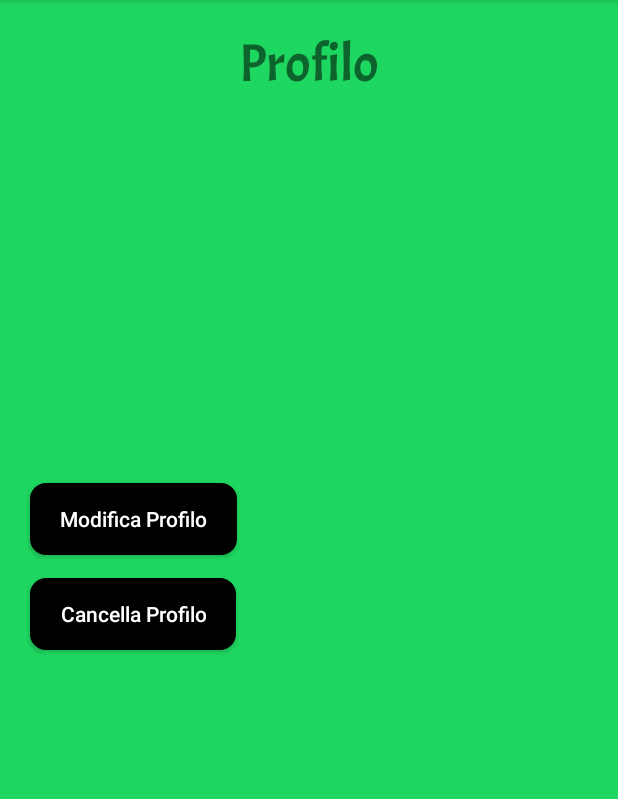
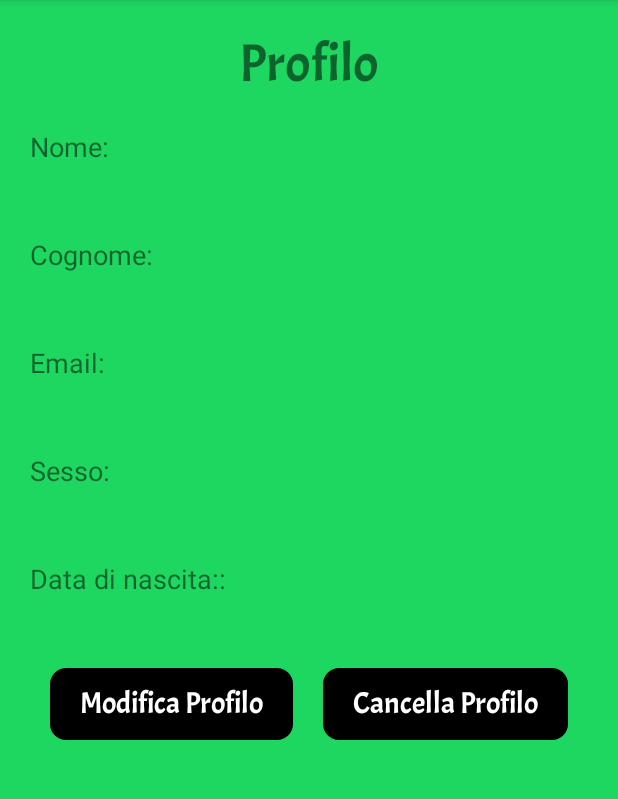
Before and after one commit to ddevin96/UniShare, an Android app: the screen it shows after launch (ProfiloActivity), after a tap on "GO TO PROFILE", on a phone screen of 412 x 824 dp, the part 84-883 px from its top. Run offline under Robolectric (Android 15) with nearby library versions, the phone set to English and light mode, and no system bars; our stand-ins replace Firebase (no records; nobody signed in at launch, a user with empty details on screens opened directly); 2 statements that could not run were skipped.

Commit message:
Grafica add post, commenti, login, post, profilo, registrazione, add bacheca, modifica commento dialogo, modifica post dialogo, modifica profilo dialogo

```diff
--- a/app/src/main/res/layout/activity_add_post_form.xml
+++ b/app/src/main/res/layout/activity_add_post_form.xml
@@ -46,7 +46,9 @@
 
         android:fontFamily="@font/acme"
         android:text="@string/share"
-        android:textSize="20sp" />
+        android:paddingRight="20dp"
+        android:paddingLeft="20dp"
+        android:textSize="20dp" />
 
 
 </LinearLayout>
--- a/app/src/main/res/layout/activity_profilo.xml
+++ b/app/src/main/res/layout/activity_profilo.xml
@@ -18,13 +18,28 @@
         android:layout_gravity="center"/>
 
     <TextView
+        android:layout_width="wrap_content"
+        android:layout_height="wrap_content"
+        android:layout_marginLeft="20dp"
+        android:layout_marginTop="20dp"
+        android:textSize="18dp"
+        android:text="Nome: "/>
+
+    <TextView
         android:id="@+id/textViewNomeUser"
         android:layout_width="match_parent"
         android:layout_height="wrap_content"
         android:layout_marginLeft="20dp"
         android:layout_marginRight="20dp"
-        android:layout_marginTop="20sp"
         android:textSize="20dp"/>
+
+    <TextView
+        android:layout_width="wrap_content"
+        android:layout_height="wrap_content"
+        android:layout_marginLeft="20dp"
+        android:layout_marginTop="20dp"
+        android:textSize="18dp"
+        android:text="Cognome: "/>
 
     <TextView
         android:id="@+id/textViewCognomeUtente"
@@ -32,8 +47,14 @@
         android:layout_height="wrap_content"
         android:layout_marginLeft="20dp"
         android:layout_marginRight="20dp"
-        android:layout_marginTop="20sp"
         android:textSize="20dp"/>
+    <TextView
+        android:layout_width="wrap_content"
+        android:layout_height="wrap_content"
+        android:layout_marginLeft="20dp"
+        android:layout_marginTop="20dp"
+        android:textSize="18dp"
+        android:text="Email: "/>
 
     <TextView
         android:id="@+id/textViewEmailUtente"
@@ -41,8 +62,15 @@
         android:layout_height="wrap_content"
         android:layout_marginLeft="20dp"
         android:layout_marginRight="20dp"
-        android:layout_marginTop="20sp"
         android:textSize="20dp"/>
+
+    <TextView
+        android:layout_width="wrap_content"
+        android:layout_height="wrap_content"
+        android:layout_marginLeft="20dp"
+        android:layout_marginTop="20dp"
+        android:textSize="18dp"
+        android:text="Sesso: "/>
 
     <TextView
         android:id="@+id/textViewSessoUtente"
@@ -50,8 +78,15 @@
         android:layout_height="wrap_content"
         android:layout_marginLeft="20dp"
         android:layout_marginRight="20dp"
-        android:layout_marginTop="20sp"
         android:textSize="20dp"/>
+
+    <TextView
+        android:layout_width="wrap_content"
+        android:layout_height="wrap_content"
+        android:layout_marginLeft="20dp"
+        android:layout_marginTop="20dp"
+        android:textSize="18dp"
+        android:text="Data di nascita:: "/>
 
     <TextView
         android:id="@+id/textViewDataUtente"
@@ -59,31 +94,39 @@
         android:layout_height="wrap_content"
         android:layout_marginLeft="20dp"
         android:layout_marginRight="20dp"
-        android:layout_marginTop="20sp"
         android:textSize="20dp"/>
 
+    <LinearLayout
+        android:layout_width="wrap_content"
+        android:layout_height="wrap_content"
+        android:layout_marginTop="20dp"
+        android:layout_gravity="center"
+        >
       <Button
              android:id="@+id/modificaProfiloButton"
              style="@style/buttonStyle"
-        android:layout_marginTop="20dp"
-        android:layout_marginLeft="20dp"
              android:layout_width="wrap_content"
              android:layout_height="wrap_content"
+             android:fontFamily="@font/acme"
+             android:textSize="20dp"
              android:paddingLeft="20dp"
              android:paddingRight="20dp"
-        android:text="Modifica Profilo"/>
+             android:layout_marginRight="10dp"
+             android:text="Modifica Profilo" />
 
 
         <Button
+
             android:id="@+id/cancellaProfiloButton"
             style="@style/buttonStyle"
             android:layout_width="wrap_content"
             android:layout_height="wrap_content"
-        android:layout_marginLeft="20dp"
-        android:layout_marginTop="15dp"
+            android:fontFamily="@font/acme"
+            android:textSize="20dp"
             android:paddingLeft="20dp"
             android:paddingRight="20dp"
+            android:layout_marginLeft="10dp"
             android:text="Cancella Profilo"/>
 
-
     </LinearLayout>
+</LinearLayout>
```
Also changed, not shown: app/src/main/res/layout/activity_commenti.xml (+16 -9 lines), app/src/main/res/layout/activity_login.xml (+4 -4 lines), app/src/main/res/layout/activity_post.xml (+9 -7 lines), app/src/main/res/layout/activity_registrazione.xml (+10 -4 lines), app/src/main/res/layout/add_bacheca_dialog.xml (+29 -10 lines), app/src/main/res/layout/modifica_commento_dialog.xml (+33 -2 lines), app/src/main/res/layout/modifica_post_dialog.xml (+43 -5 lines), app/src/main/res/layout/modifica_profilo_dialog.xml (+4 -4 lines). Lines whose indentation alone changed are shown as unchanged.
